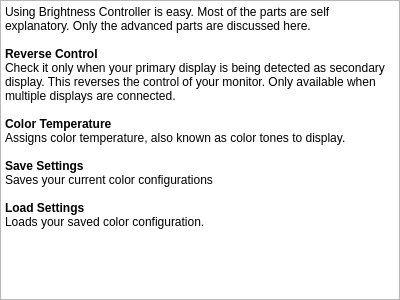
Above: src/ui/help.ui from LordAmit/Brightness before the change. Below: the same form after it.
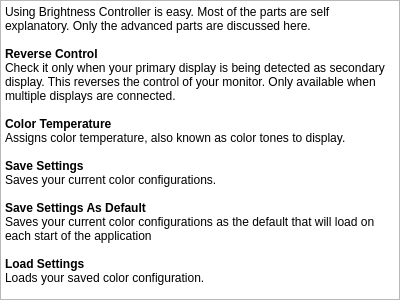
That is the form after the change.

Commit message: * Default saving and loading, with GUI dropdown options * Creation of default file location in ~/.config * Save temperature along with brightness settings * Preparation for minimize to system tray

The edit to the form file:
```diff
--- a/src/ui/help.ui
+++ b/src/ui/help.ui
@@ -38,20 +38,23 @@
     <string>&lt;!DOCTYPE HTML PUBLIC &quot;-//W3C//DTD HTML 4.0//EN&quot; &quot;http://www.w3.org/TR/REC-html40/strict.dtd&quot;&gt;
 &lt;html&gt;&lt;head&gt;&lt;meta name=&quot;qrichtext&quot; content=&quot;1&quot; /&gt;&lt;style type=&quot;text/css&quot;&gt;
 p, li { white-space: pre-wrap; }
-&lt;/style&gt;&lt;/head&gt;&lt;body style=&quot; font-family:'Sans'; font-size:9pt; font-weight:400; font-style:normal;&quot;&gt;
-&lt;p style=&quot; margin-top:0px; margin-bottom:0px; margin-left:0px; margin-right:0px; -qt-block-indent:0; text-indent:0px;&quot;&gt;Using Brightness Controller is easy. Most of the parts are self explanatory. Only the advanced parts are discussed here.&lt;/p&gt;
-&lt;p style=&quot;-qt-paragraph-type:empty; margin-top:0px; margin-bottom:0px; margin-left:0px; margin-right:0px; -qt-block-indent:0; text-indent:0px;&quot;&gt;&lt;br /&gt;&lt;/p&gt;
-&lt;p style=&quot; margin-top:0px; margin-bottom:0px; margin-left:0px; margin-right:0px; -qt-block-indent:0; text-indent:0px;&quot;&gt;&lt;span style=&quot; font-weight:600;&quot;&gt;Reverse Control&lt;/span&gt;&lt;/p&gt;
-&lt;p style=&quot; margin-top:0px; margin-bottom:0px; margin-left:0px; margin-right:0px; -qt-block-indent:0; text-indent:0px;&quot;&gt;Check it only when your primary display is being detected as secondary display. This reverses the control of your monitor. Only available when multiple displays are connected.&lt;/p&gt;
-&lt;p style=&quot;-qt-paragraph-type:empty; margin-top:0px; margin-bottom:0px; margin-left:0px; margin-right:0px; -qt-block-indent:0; text-indent:0px;&quot;&gt;&lt;br /&gt;&lt;/p&gt;
-&lt;p style=&quot; margin-top:0px; margin-bottom:0px; margin-left:0px; margin-right:0px; -qt-block-indent:0; text-indent:0px;&quot;&gt;&lt;span style=&quot; font-weight:600;&quot;&gt;Color Temperature&lt;/span&gt;&lt;/p&gt;
-&lt;p style=&quot; margin-top:0px; margin-bottom:0px; margin-left:0px; margin-right:0px; -qt-block-indent:0; text-indent:0px;&quot;&gt;Assigns color temperature, also known as color tones to display.&lt;/p&gt;
-&lt;p style=&quot;-qt-paragraph-type:empty; margin-top:0px; margin-bottom:0px; margin-left:0px; margin-right:0px; -qt-block-indent:0; text-indent:0px;&quot;&gt;&lt;br /&gt;&lt;/p&gt;
-&lt;p style=&quot; margin-top:0px; margin-bottom:0px; margin-left:0px; margin-right:0px; -qt-block-indent:0; text-indent:0px;&quot;&gt;&lt;span style=&quot; font-weight:600;&quot;&gt;Save Settings&lt;/span&gt;&lt;/p&gt;
-&lt;p style=&quot; margin-top:0px; margin-bottom:0px; margin-left:0px; margin-right:0px; -qt-block-indent:0; text-indent:0px;&quot;&gt;Saves your current color configurations&lt;/p&gt;
-&lt;p style=&quot;-qt-paragraph-type:empty; margin-top:0px; margin-bottom:0px; margin-left:0px; margin-right:0px; -qt-block-indent:0; text-indent:0px;&quot;&gt;&lt;br /&gt;&lt;/p&gt;
-&lt;p style=&quot; margin-top:0px; margin-bottom:0px; margin-left:0px; margin-right:0px; -qt-block-indent:0; text-indent:0px;&quot;&gt;&lt;span style=&quot; font-weight:600;&quot;&gt;Load Settings&lt;/span&gt;&lt;/p&gt;
-&lt;p style=&quot; margin-top:0px; margin-bottom:0px; margin-left:0px; margin-right:0px; -qt-block-indent:0; text-indent:0px;&quot;&gt;Loads your saved color configuration.&lt;/p&gt;&lt;/body&gt;&lt;/html&gt;</string>
+&lt;/style&gt;&lt;/head&gt;&lt;body style=&quot; font-family:'Padauk'; font-size:12pt; font-weight:400; font-style:normal;&quot;&gt;
+&lt;p style=&quot; margin-top:0px; margin-bottom:0px; margin-left:0px; margin-right:0px; -qt-block-indent:0; text-indent:0px;&quot;&gt;&lt;span style=&quot; font-family:'Sans'; font-size:9pt;&quot;&gt;Using Brightness Controller is easy. Most of the parts are self explanatory. Only the advanced parts are discussed here.&lt;/span&gt;&lt;/p&gt;
+&lt;p style=&quot;-qt-paragraph-type:empty; margin-top:0px; margin-bottom:0px; margin-left:0px; margin-right:0px; -qt-block-indent:0; text-indent:0px; font-family:'Sans'; font-size:9pt;&quot;&gt;&lt;br /&gt;&lt;/p&gt;
+&lt;p style=&quot; margin-top:0px; margin-bottom:0px; margin-left:0px; margin-right:0px; -qt-block-indent:0; text-indent:0px;&quot;&gt;&lt;span style=&quot; font-family:'Sans'; font-size:9pt; font-weight:600;&quot;&gt;Reverse Control&lt;/span&gt;&lt;/p&gt;
+&lt;p style=&quot; margin-top:0px; margin-bottom:0px; margin-left:0px; margin-right:0px; -qt-block-indent:0; text-indent:0px;&quot;&gt;&lt;span style=&quot; font-family:'Sans'; font-size:9pt;&quot;&gt;Check it only when your primary display is being detected as secondary display. This reverses the control of your monitor. Only available when multiple displays are connected.&lt;/span&gt;&lt;/p&gt;
+&lt;p style=&quot;-qt-paragraph-type:empty; margin-top:0px; margin-bottom:0px; margin-left:0px; margin-right:0px; -qt-block-indent:0; text-indent:0px; font-family:'Sans'; font-size:9pt;&quot;&gt;&lt;br /&gt;&lt;/p&gt;
+&lt;p style=&quot; margin-top:0px; margin-bottom:0px; margin-left:0px; margin-right:0px; -qt-block-indent:0; text-indent:0px;&quot;&gt;&lt;span style=&quot; font-family:'Sans'; font-size:9pt; font-weight:600;&quot;&gt;Color Temperature&lt;/span&gt;&lt;/p&gt;
+&lt;p style=&quot; margin-top:0px; margin-bottom:0px; margin-left:0px; margin-right:0px; -qt-block-indent:0; text-indent:0px;&quot;&gt;&lt;span style=&quot; font-family:'Sans'; font-size:9pt;&quot;&gt;Assigns color temperature, also known as color tones to display.&lt;/span&gt;&lt;/p&gt;
+&lt;p style=&quot;-qt-paragraph-type:empty; margin-top:0px; margin-bottom:0px; margin-left:0px; margin-right:0px; -qt-block-indent:0; text-indent:0px; font-family:'Sans'; font-size:9pt;&quot;&gt;&lt;br /&gt;&lt;/p&gt;
+&lt;p style=&quot; margin-top:0px; margin-bottom:0px; margin-left:0px; margin-right:0px; -qt-block-indent:0; text-indent:0px;&quot;&gt;&lt;span style=&quot; font-family:'Sans'; font-size:9pt; font-weight:600;&quot;&gt;Save Settings&lt;/span&gt;&lt;/p&gt;
+&lt;p style=&quot; margin-top:0px; margin-bottom:0px; margin-left:0px; margin-right:0px; -qt-block-indent:0; text-indent:0px;&quot;&gt;&lt;span style=&quot; font-family:'Sans'; font-size:9pt;&quot;&gt;Saves your current color configurations.&lt;/span&gt;&lt;/p&gt;
+&lt;p style=&quot;-qt-paragraph-type:empty; margin-top:0px; margin-bottom:0px; margin-left:0px; margin-right:0px; -qt-block-indent:0; text-indent:0px; font-family:'Sans'; font-size:9pt;&quot;&gt;&lt;br /&gt;&lt;/p&gt;
+&lt;p style=&quot; margin-top:0px; margin-bottom:0px; margin-left:0px; margin-right:0px; -qt-block-indent:0; text-indent:0px;&quot;&gt;&lt;span style=&quot; font-family:'Sans'; font-size:9pt; font-weight:600;&quot;&gt;Save Settings As Default&lt;/span&gt;&lt;/p&gt;
+&lt;p style=&quot; margin-top:0px; margin-bottom:0px; margin-left:0px; margin-right:0px; -qt-block-indent:0; text-indent:0px;&quot;&gt;&lt;span style=&quot; font-family:'Sans'; font-size:9pt;&quot;&gt;Saves your current color configurations as the default that will load on each start of the application&lt;/span&gt;&lt;/p&gt;
+&lt;p style=&quot;-qt-paragraph-type:empty; margin-top:0px; margin-bottom:0px; margin-left:0px; margin-right:0px; -qt-block-indent:0; text-indent:0px; font-family:'Sans'; font-size:9pt;&quot;&gt;&lt;br /&gt;&lt;/p&gt;
+&lt;p style=&quot; margin-top:0px; margin-bottom:0px; margin-left:0px; margin-right:0px; -qt-block-indent:0; text-indent:0px;&quot;&gt;&lt;span style=&quot; font-family:'Sans'; font-size:9pt; font-weight:600;&quot;&gt;Load Settings&lt;/span&gt;&lt;/p&gt;
+&lt;p style=&quot; margin-top:0px; margin-bottom:0px; margin-left:0px; margin-right:0px; -qt-block-indent:0; text-indent:0px;&quot;&gt;&lt;span style=&quot; font-family:'Sans'; font-size:9pt;&quot;&gt;Loads your saved color configuration.&lt;/span&gt;&lt;/p&gt;&lt;/body&gt;&lt;/html&gt;</string>
    </property>
   </widget>
  </widget>
```
The commit also changes 8 other files.
